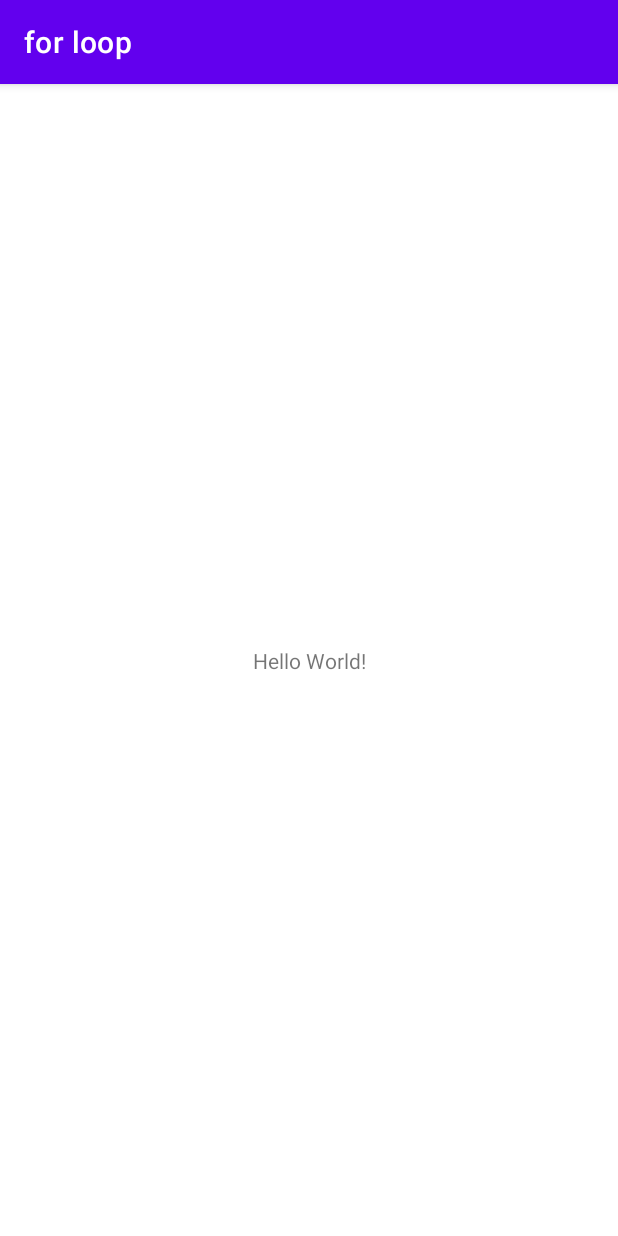
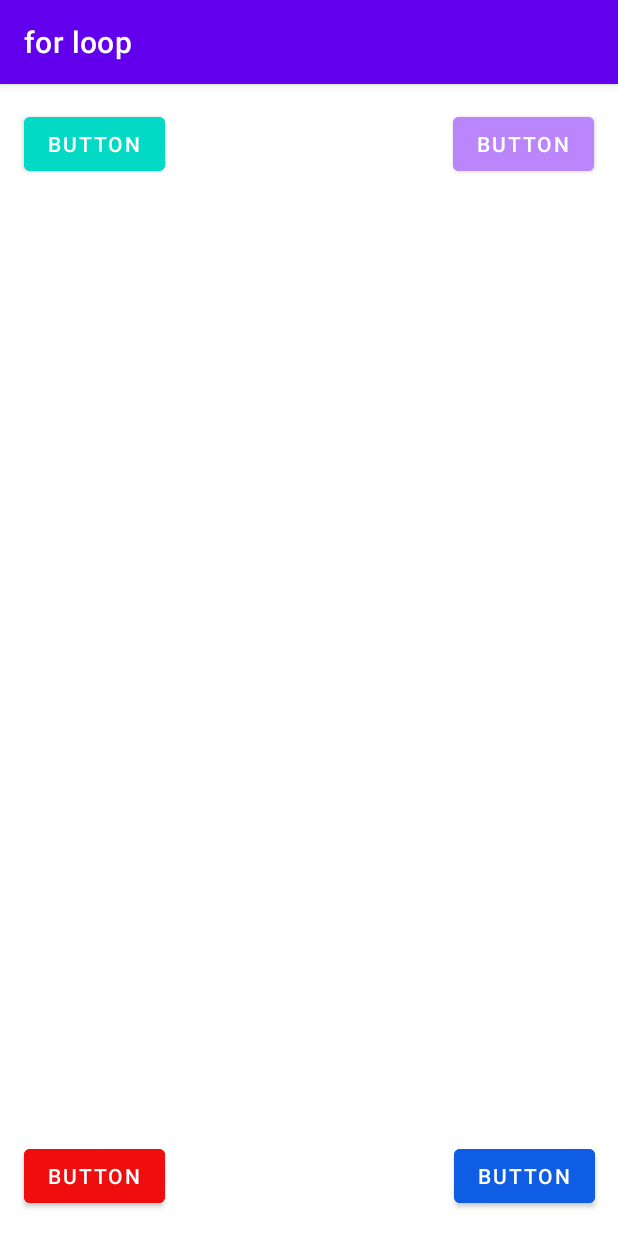
Before and after one commit to andrewc0204/for_loop_pro, an Android app: the screen it shows after launch (MainActivity), on a phone screen of 412 x 824 dp. Run offline under Robolectric (Android 15) with nearby library versions, the phone set to English and light mode, and no system bars.

Commit message:
Button colors

```diff
--- a/app/src/main/java/com/example/forloop/MainActivity.java
+++ b/app/src/main/java/com/example/forloop/MainActivity.java
@@ -1,14 +1,48 @@
 package com.example.forloop;
 
 import androidx.appcompat.app.AppCompatActivity;
+import androidx.constraintlayout.widget.ConstraintLayout;
+import androidx.constraintlayout.widget.Constraints;
 
+import android.graphics.Color;
 import android.os.Bundle;
+import android.view.View;
+import android.widget.Button;
 
 public class MainActivity extends AppCompatActivity {
+
+    Button tealButton;
+    Button purpleButton;
+    Button redButton;
+    Button blueButton;
+    ConstraintLayout background;
 
     @Override
     protected void onCreate(Bundle savedInstanceState) {
         super.onCreate(savedInstanceState);
         setContentView(R.layout.activity_main);
+
+        tealButton = findViewById(R.id.button_teal);
+        purpleButton = findViewById(R.id.button_purple);
+        redButton = findViewById(R.id.button_red);
+        blueButton = findViewById(R.id.button_blue);
+        background = findViewById(R.id.background);
+        Button button;
+
+
+        tealButton.setOnClickListener(new View.OnClickListener() {
+            @Override
+            public void onClick(View v) {
+                background.setBackgroundColor(getResources().getColor(R.color.teal_200));
+            }
+        });
+
+
+
+    }
+
+    private void assignButtonsWithSwitchCase(){
+
+
     }
 }
--- a/app/src/main/res/layout/activity_main.xml
+++ b/app/src/main/res/layout/activity_main.xml
@@ -2,17 +2,52 @@
 <androidx.constraintlayout.widget.ConstraintLayout xmlns:android="http://schemas.android.com/apk/res/android"
     xmlns:app="http://schemas.android.com/apk/res-auto"
     xmlns:tools="http://schemas.android.com/tools"
+    android:id="@+id/background"
     android:layout_width="match_parent"
     android:layout_height="match_parent"
     tools:context=".MainActivity">
 
-    <TextView
+    <Button
+        android:id="@+id/button_teal"
         android:layout_width="wrap_content"
         android:layout_height="wrap_content"
-        android:text="Hello World!"
-        app:layout_constraintBottom_toBottomOf="parent"
-        app:layout_constraintLeft_toLeftOf="parent"
-        app:layout_constraintRight_toRightOf="parent"
+        android:layout_marginStart="16dp"
+        android:layout_marginTop="16dp"
+        android:backgroundTint="@color/teal_200"
+        android:text="Button"
+        app:layout_constraintStart_toStartOf="parent"
         app:layout_constraintTop_toTopOf="parent" />
 
+    <Button
+        android:id="@+id/button_purple"
+        android:layout_width="wrap_content"
+        android:layout_height="wrap_content"
+        android:layout_marginTop="16dp"
+        android:layout_marginEnd="16dp"
+        android:backgroundTint="@color/purple_200"
+        android:text="Button"
+        app:layout_constraintEnd_toEndOf="parent"
+        app:layout_constraintTop_toTopOf="parent" />
+
+    <Button
+        android:id="@+id/button_red"
+        android:layout_width="wrap_content"
+        android:layout_height="wrap_content"
+        android:layout_marginStart="16dp"
+        android:layout_marginBottom="16dp"
+        android:backgroundTint="#EF0D0D"
+        android:text="Button"
+        app:layout_constraintBottom_toBottomOf="parent"
+        app:layout_constraintStart_toStartOf="parent" />
+
+    <Button
+        android:id="@+id/button_blue"
+        android:layout_width="wrap_content"
+        android:layout_height="wrap_content"
+        android:layout_marginEnd="15dp"
+        android:layout_marginBottom="16dp"
+        android:backgroundTint="#0F5DE4"
+        android:text="Button"
+        app:layout_constraintBottom_toBottomOf="parent"
+        app:layout_constraintEnd_toEndOf="parent" />
 </androidx.constraintlayout.widget.ConstraintLayout>
```
